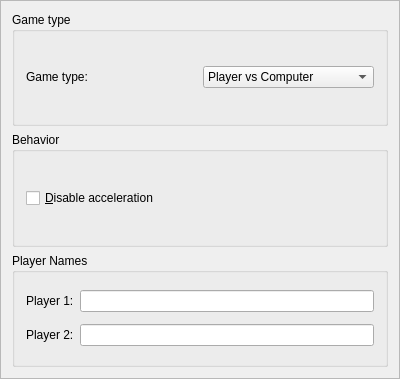
Above: general.ui from KDE/ksnakeduel before the change. Below: the same form after it.
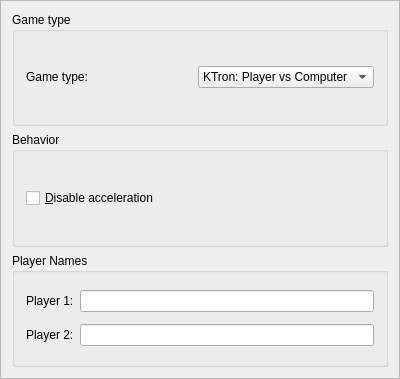
That is the form after the change. Custom widgets are drawn as their Qt base class.

```diff
--- a/general.ui
+++ b/general.ui
@@ -38,7 +38,7 @@
           <widget class="KComboBox" name="kcfg_GameType">
             <item>
               <property name="text" >
-                <string>Player vs Computer</string>
+                <string>KTron: Player vs Computer</string>
               </property>
             </item>
             <item>
```
Left out of the diff: 7 changed lines with no effect on the pictures.
